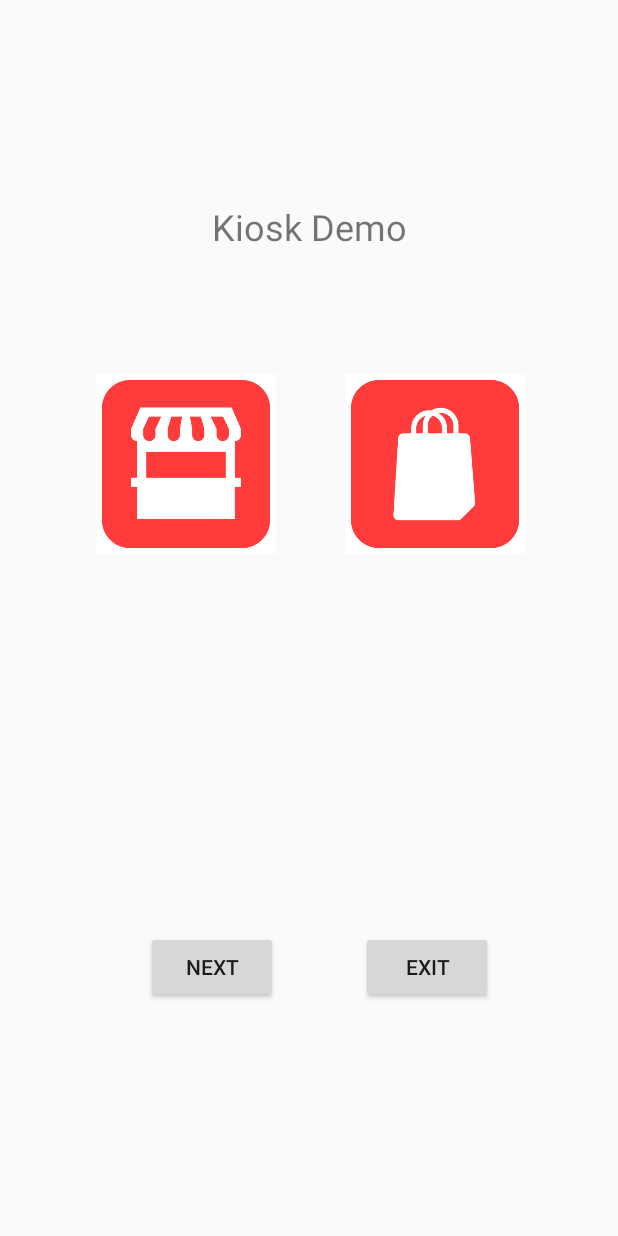
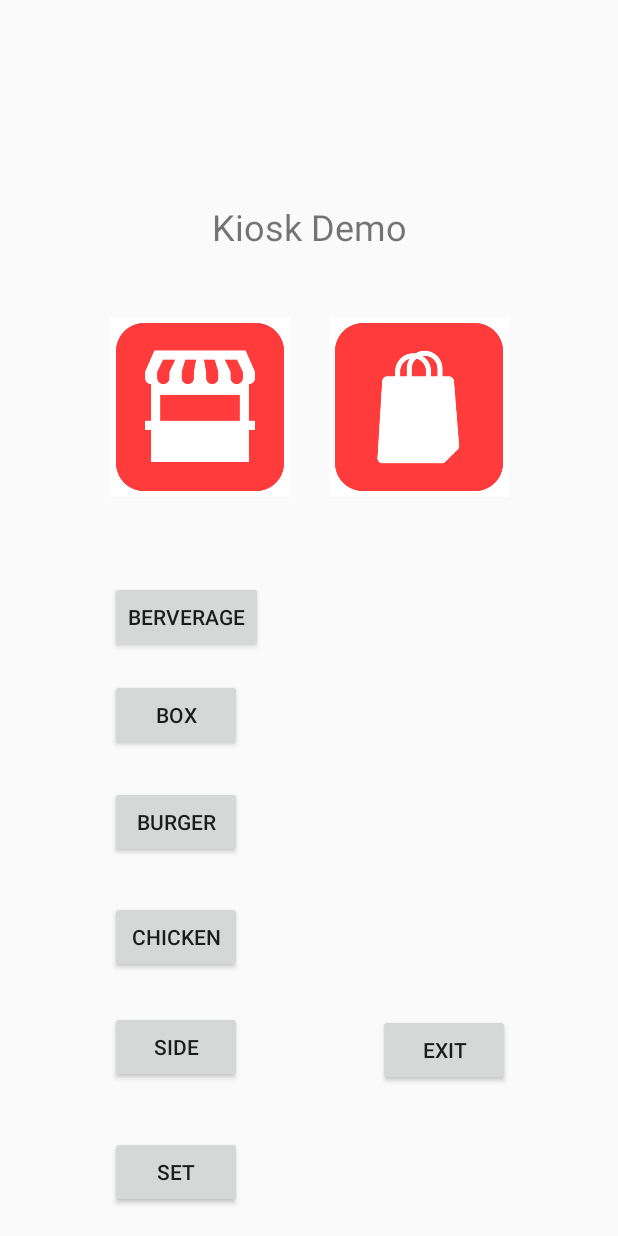
Before and after one commit to DongGeun974/Kiosk, an Android app: the layout activity_main.xml on its own in the app's theme, with its tools: preview values and no code run, on a phone screen of 412 x 824 dp. Run offline under Robolectric (Android 15) with nearby library versions, the light colour scheme and no system bars.

```diff
--- a/app/src/main/res/layout/activity_main.xml
+++ b/app/src/main/res/layout/activity_main.xml
@@ -30,12 +30,13 @@
             android:layout_height="120sp"
             android:src="@drawable/tohere"
             android:tag="mainMenu"
-            app:layout_constraintBottom_toTopOf="@+id/nextbutton"
+            app:layout_constraintBottom_toBottomOf="parent"
             app:layout_constraintEnd_toEndOf="parent"
-            app:layout_constraintHorizontal_bias="0.219"
+            app:layout_constraintHorizontal_bias="0.25"
             app:layout_constraintStart_toStartOf="parent"
-            app:layout_constraintTop_toBottomOf="@+id/textView"
-            app:layout_constraintVertical_bias="0.246"></ImageView>
+            app:layout_constraintTop_toTopOf="parent"
+            app:layout_constraintVertical_bias="0.3"
+            app:layout_constraintVertical_chainStyle="spread"></ImageView>
 
         <ImageView
             android:id="@+id/togo"
@@ -45,37 +46,84 @@
             android:tag="mainMenu"
             app:layout_constraintBottom_toBottomOf="@+id/tohere"
             app:layout_constraintEnd_toEndOf="parent"
-            app:layout_constraintHorizontal_bias="0.429"
-            app:layout_constraintStart_toEndOf="@+id/tohere"
+            app:layout_constraintHorizontal_bias="0.75"
+            app:layout_constraintStart_toStartOf="parent"
             app:layout_constraintTop_toTopOf="@+id/tohere"
-            app:layout_constraintVertical_bias="0.0"></ImageView>
+            app:layout_constraintVertical_bias="1.0"></ImageView>
 
         <Button
-            android:id="@+id/nextbutton"
+            android:id="@+id/beverage"
             android:layout_width="wrap_content"
             android:layout_height="wrap_content"
-            android:text="next"
+            android:text="berverage"
             app:layout_constraintBottom_toBottomOf="parent"
-            app:layout_constraintEnd_toEndOf="parent"
-            app:layout_constraintHorizontal_bias="0.3"
-            app:layout_constraintStart_toStartOf="parent"
+            app:layout_constraintHorizontal_bias="0.236"
+            app:layout_constraintLeft_toLeftOf="parent"
+            app:layout_constraintRight_toRightOf="parent"
             app:layout_constraintTop_toTopOf="parent"
-            app:layout_constraintVertical_bias="0.8" />
+            app:layout_constraintVertical_bias="0.499" />
+
+        <Button
+            android:id="@+id/box"
+            android:layout_width="wrap_content"
+            android:layout_height="wrap_content"
+            android:text="box"
+            app:layout_constraintBottom_toBottomOf="parent"
+            app:layout_constraintStart_toStartOf="@+id/beverage"
+            app:layout_constraintTop_toBottomOf="@+id/beverage"
+            app:layout_constraintVertical_bias="0.05" />
+
+        <Button
+            android:id="@+id/burger"
+            android:layout_width="wrap_content"
+            android:layout_height="wrap_content"
+            android:text="burger"
+            app:layout_constraintBottom_toBottomOf="parent"
+            app:layout_constraintStart_toStartOf="@+id/beverage"
+            app:layout_constraintTop_toBottomOf="@+id/beverage"
+            app:layout_constraintVertical_bias="0.261" />
+
+        <Button
+            android:id="@+id/chicken"
+            android:layout_width="wrap_content"
+            android:layout_height="wrap_content"
+            android:text="chicken"
+            app:layout_constraintBottom_toBottomOf="parent"
+            app:layout_constraintStart_toStartOf="@+id/beverage"
+            app:layout_constraintTop_toBottomOf="@+id/beverage"
+            app:layout_constraintVertical_bias="0.486" />
+
+        <Button
+            android:id="@+id/side"
+            android:layout_width="wrap_content"
+            android:layout_height="wrap_content"
+            android:text="side"
+            app:layout_constraintBottom_toBottomOf="parent"
+            app:layout_constraintStart_toStartOf="@+id/beverage"
+            app:layout_constraintTop_toBottomOf="@+id/beverage"
+            app:layout_constraintVertical_bias="0.7" />
+
+        <Button
+            android:id="@+id/set"
+            android:layout_width="wrap_content"
+            android:layout_height="wrap_content"
+            android:text="set"
+            app:layout_constraintBottom_toBottomOf="parent"
+            app:layout_constraintStart_toStartOf="@+id/beverage"
+            app:layout_constraintTop_toBottomOf="@+id/beverage"
+            app:layout_constraintVertical_bias="0.945" />
 
         <Button
             android:id="@+id/exitButton"
             android:layout_width="wrap_content"
             android:layout_height="wrap_content"
             android:text="exit"
-            app:layout_constraintBottom_toBottomOf="@+id/nextbutton"
+            app:layout_constraintBottom_toBottomOf="parent"
             app:layout_constraintEnd_toEndOf="parent"
-            app:layout_constraintHorizontal_bias="0.4"
-            app:layout_constraintStart_toEndOf="@+id/nextbutton"
-            app:layout_constraintTop_toTopOf="@+id/nextbutton"
-            app:layout_constraintVertical_bias="0.8" />
+            app:layout_constraintHorizontal_bias="0.777"
+            app:layout_constraintStart_toStartOf="parent"
+            app:layout_constraintTop_toTopOf="parent"
+            app:layout_constraintVertical_bias="0.871" />
 
     </androidx.constraintlayout.widget.ConstraintLayout>
 </LinearLayout>
-<!--<LinearLayout-->
-<!--android:layout_width=""-->
-<!--android:layout_height=""/>-->
```
Also changed, not shown: app/build.gradle (+9 -0 lines), app/src/main/AndroidManifest.xml (+8 -0 lines), app/src/main/java/com/example/myapplication/MainActivity.java (+70 -29 lines).
